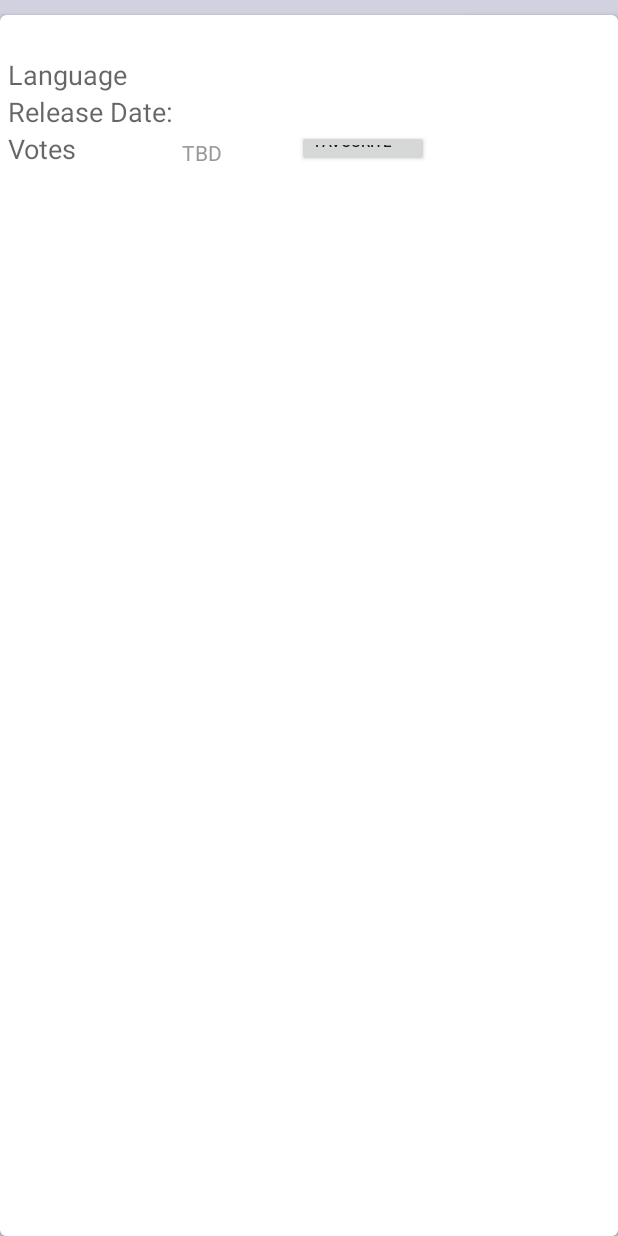
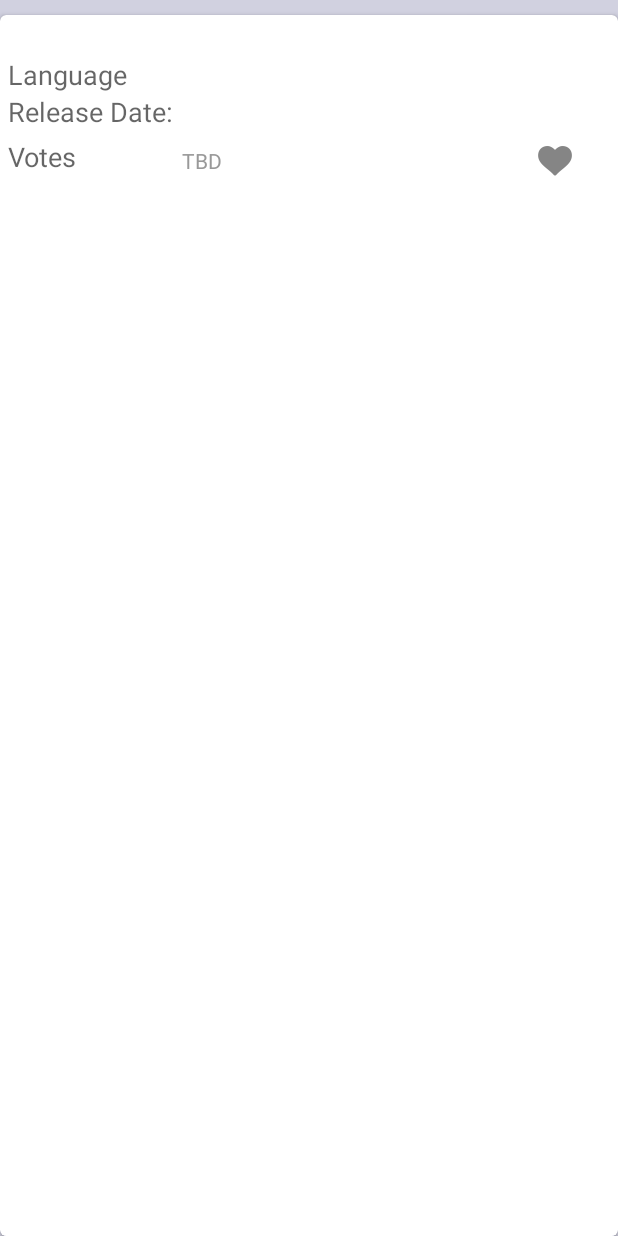
Before and after one commit to mohan22/MoviesRemainder-Android-app, an Android app: the layout movie_row.xml on its own in the app's theme, with its tools: preview values and no code run, on a phone screen of 412 x 824 dp. Run offline under Robolectric (Android 15) with nearby library versions, the phone set to English and light mode, and no system bars.

Commit message:
Added like button

```diff
--- a/app/src/main/java/com/example/prime/moviesremainder/MoviesAdapter.java
+++ b/app/src/main/java/com/example/prime/moviesremainder/MoviesAdapter.java
@@ -18,12 +18,13 @@ public class MoviesAdapter extends RecyclerView.Adapter<MoviesAdapter.ViewHolder
     public static class ViewHolder extends RecyclerView.ViewHolder {
         // each data item is just a string in this case
         //public TextView mTextView;
-        public TextView title, year, genre;
+        public TextView title, year, genre,votes;
         public ViewHolder(View view) {
             super(view);
             title = (TextView) view.findViewById(R.id.title);
             genre = (TextView) view.findViewById(R.id.genre);
             year = (TextView) view.findViewById(R.id.year);
+            votes = (TextView) view.findViewById(R.id.votes);
         }
     }
 
@@ -50,6 +51,7 @@ public class MoviesAdapter extends RecyclerView.Adapter<MoviesAdapter.ViewHolder
         viewHolder.title.setText(movie.title);
         viewHolder.genre.setText(movie.language);
         viewHolder.year.setText(movie.releaseDate);
+        viewHolder.votes.setText(Long.toString(movie.voteCount));
 
     }
 
@@ -57,4 +59,10 @@ public class MoviesAdapter extends RecyclerView.Adapter<MoviesAdapter.ViewHolder
     public int getItemCount() {
         return mDataset.size();
     }
+
+
+
+
+
+
 }
--- a/app/src/main/res/layout/movie_row.xml
+++ b/app/src/main/res/layout/movie_row.xml
@@ -89,11 +89,11 @@
 
         <RelativeLayout
             android:layout_width="fill_parent"
-            android:layout_height="wrap_content"
+            android:layout_height="36dp"
             android:paddingLeft="5dp" >
 
             <TextView
-                android:id="@+id/textView3"
+                android:id="@+id/votes"
                 android:textColor="@color/year"
                 android:layout_width="wrap_content"
                 android:layout_height="wrap_content"
@@ -101,8 +101,9 @@
                 android:paddingTop="5dp"
                 android:paddingLeft="50dp"
                 android:paddingRight="50dp"
-                android:layout_toEndOf="@+id/textView4"
-                android:text="TBD" />
+                android:text="TBD"
+                android:layout_alignTop="@+id/textView4"
+                android:layout_toEndOf="@+id/textView4" />
 
             <TextView
                 android:layout_width="wrap_content"
@@ -113,19 +114,27 @@
                 android:layout_centerVertical="true"
                 android:paddingRight="20dp" />
 
-            <Button
+            <!--<Button android:id="@+id/btnLike" android:layout_width="wrap_content"-->
+                <!--android:gravity="right"-->
+                <!--android:drawableRight="@drawable/like"-->
+                <!--android:layout_height="wrap_content"-->
+                <!--android:layout_toEndOf="@+id/votes"-->
+                <!--android:background="@android:color/transparent"-->
+                <!--android:layout_alignTop="@+id/textView4" />-->
+
+            <ImageButton
+                android:id="@+id/btnLike"
+
                 android:layout_width="wrap_content"
+                android:layout_weight="1"
                 android:layout_height="wrap_content"
-                android:text="Favourite"
-                android:id="@+id/button"
-                android:layout_alignParentTop="false"
-                android:layout_toEndOf="@+id/textView3"
-                android:layout_alignBottom="@+id/textView4"
-                android:layout_alignParentBottom="false"
-                android:textStyle="normal"
-                android:textSize="10dp"
-                android:textAlignment="center"
-                android:gravity = "bottom"/>
+                android:background="@drawable/like"
+
+                android:layout_alignParentBottom="true"
+                android:layout_alignParentEnd="true"
+                android:layout_marginEnd="26dp"
+                android:clickable="false"
+                 />
         </RelativeLayout>
     </LinearLayout>
 
```
Also changed, not shown: app/src/main/java/com/example/prime/moviesremainder/MainActivity.java (+17 -0 lines), app/src/main/res/drawable-hdpi/like.png (added), app/src/main/res/drawable-hdpi/like_click.png (added), app/src/main/res/drawable-mdpi/like.png (added), app/src/main/res/drawable-mdpi/like_click.png (added), app/src/main/res/drawable-xhdpi/like.png (added), app/src/main/res/drawable-xhdpi/like_click.png (added), app/src/main/res/drawable-xxhdpi/like.png (added), app/src/main/res/drawable-xxhdpi/like_click.png (added), 1 other file.
